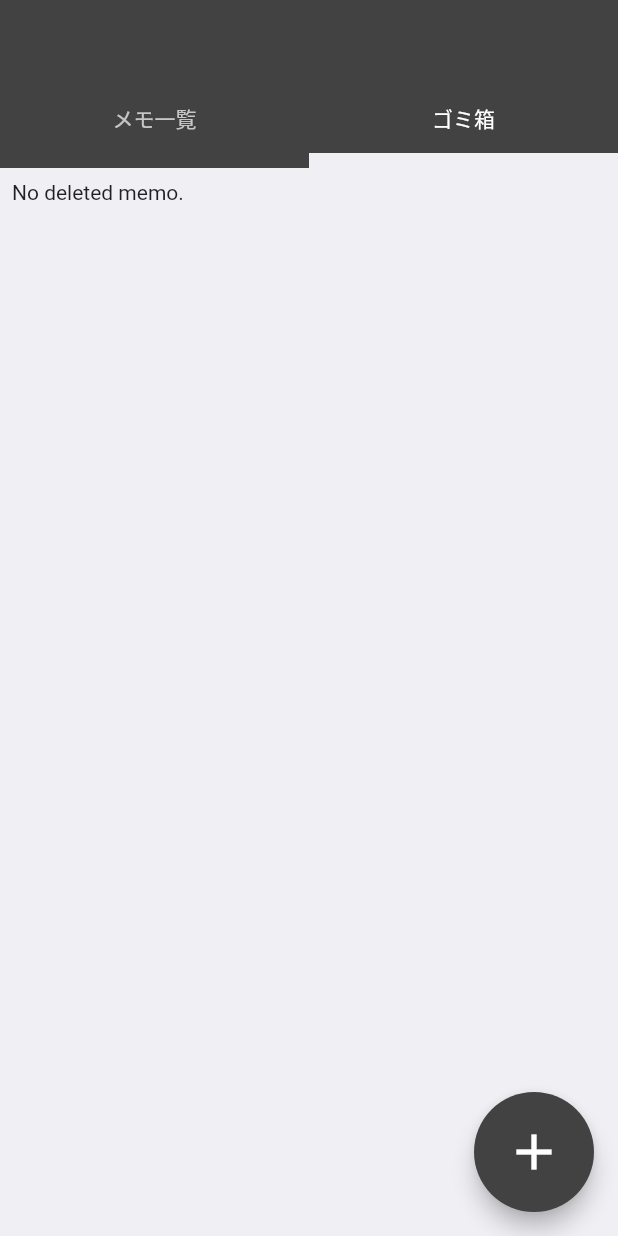
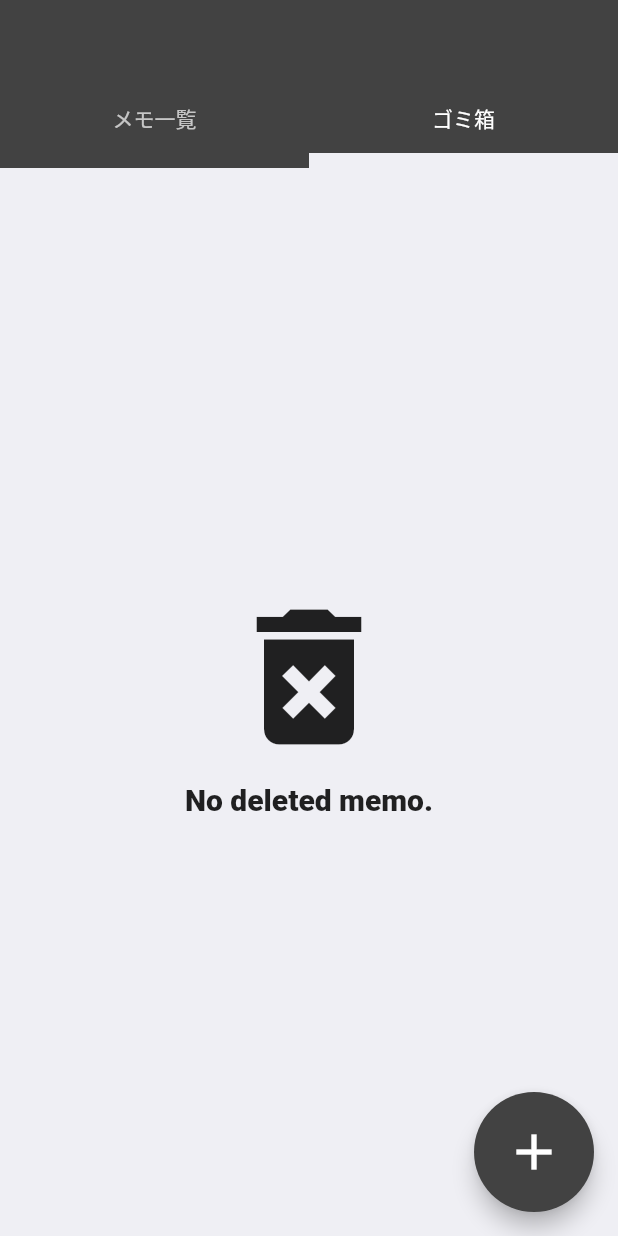
Before and after one commit to iseruuuuu/programming_memo_app, a Flutter app: the MemoListPage screen opened directly with empty values, tab 2 chosen, on a phone screen of 412 x 824 dp. Run offline on Flutter 3.47's test engine with Material 2 defaults, Android fonts, the phone set to English and light mode, and no system bars; our stand-ins replace flutter_markdown, flutter_riverpod, freezed_annotation, hive, hive_flutter, hooks_riverpod and 1 more; missing offline and left inert: markdown; accounts and stored records are empty; generated files the repository leaves out were written again.

Commit message:
add: 削除済みメモがない時の画面を一新した

```diff
--- a/lib/screen/screen/memo_list/children/deleted_memo_list_widget.dart
+++ b/lib/screen/screen/memo_list/children/deleted_memo_list_widget.dart
@@ -42,7 +42,23 @@ class DeletedMemoListWidgets extends StatelessWidget {
     if (deletedMemoList.isEmpty) {
       return Padding(
         padding: externalPaddingInset,
-        child: Text(memoDeletedListNoItem),
+        child: Column(
+          mainAxisAlignment: MainAxisAlignment.center,
+          children: [
+            const Icon(
+              Icons.delete_forever,
+              size: 120,
+            ),
+            const SizedBox(height: 10),
+            Text(
+              memoDeletedListNoItem,
+              style: const TextStyle(
+                fontSize: 20,
+                fontWeight: FontWeight.w900,
+              ),
+            ),
+          ],
+        ),
       );
     }
     return ListView(
```
